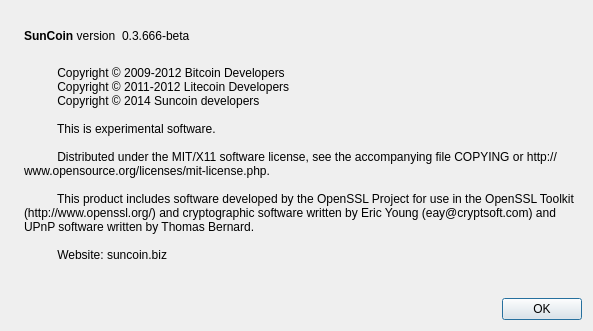
First picture: the form in src/qt/forms/aboutdialog.ui, repository Wisecoincore/suncoin, before the edit.
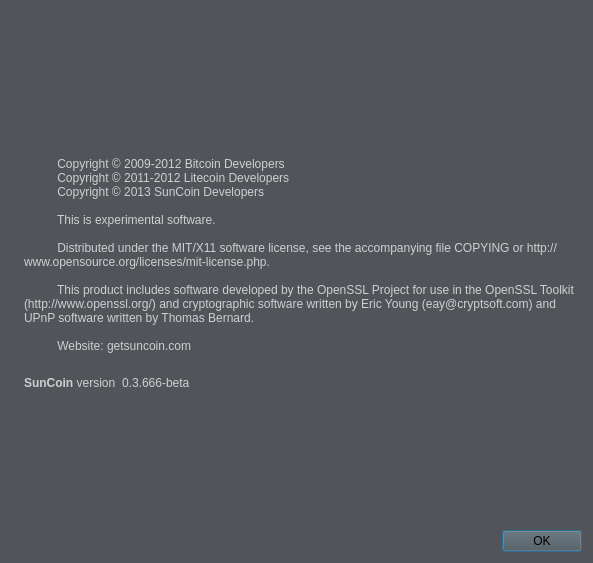
Second picture: the form after the edit. Icons and pictures are not drawn.

Diff of the .ui file:
```diff
--- a/src/qt/forms/aboutdialog.ui
+++ b/src/qt/forms/aboutdialog.ui
@@ -7,12 +7,18 @@
     <x>0</x>
     <y>0</y>
     <width>593</width>
-    <height>331</height>
+    <height>563</height>
    </rect>
   </property>
   <property name="windowTitle">
    <string>About SunCoin</string>
   </property>
+  <property name="styleSheet">
+   <string notr="true">QWidget {
+background: #515458;
+}
+</string>
+  </property>
   <layout class="QHBoxLayout" name="horizontalLayout_2">
    <item>
     <widget class="QLabel" name="label_4">
@@ -42,6 +48,37 @@
        </property>
       </spacer>
      </item>
+     <item>
+      <widget class="QLabel" name="label_2">
+       <property name="cursor">
+        <cursorShape>IBeamCursor</cursorShape>
+       </property>
+       <property name="styleSheet">
+        <string notr="true">color:#cecfd1;</string>
+       </property>
+       <property name="text">
+        <string>
+          Copyright © 2009-2012 Bitcoin Developers
+          Copyright © 2011-2012 Litecoin Developers
+          Copyright © 2013 SunCoin Developers
+
+          This is experimental software.
+
+          Distributed under the MIT/X11 software license, see the accompanying file COPYING or http://www.opensource.org/licenses/mit-license.php.
+
+          This product includes software developed by the OpenSSL Project for use in the OpenSSL Toolkit (http://www.openssl.org/) and cryptographic software written by Eric Young (eay@cryptsoft.com) and UPnP software written by Thomas Bernard.
+
+          Website: getsuncoin.com
+        </string>
+       </property>
+       <property name="wordWrap">
+        <bool>true</bool>
+       </property>
+       <property name="textInteractionFlags">
+        <set>Qt::LinksAccessibleByMouse|Qt::TextSelectableByKeyboard|Qt::TextSelectableByMouse</set>
+       </property>
+      </widget>
+     </item>
      <item>
       <layout class="QHBoxLayout" name="horizontalLayout">
        <item>
@@ -49,6 +86,9 @@
          <property name="cursor">
           <cursorShape>IBeamCursor</cursorShape>
          </property>
+         <property name="styleSheet">
+          <string notr="true">color:#cecfd1;</string>
+         </property>
          <property name="text">
           <string>&lt;b&gt;SunCoin&lt;/b&gt; version</string>
          </property>
@@ -62,6 +102,9 @@
          <property name="cursor">
           <cursorShape>IBeamCursor</cursorShape>
          </property>
+         <property name="styleSheet">
+          <string notr="true">color:#cecfd1;</string>
+         </property>
          <property name="text">
           <string notr="true">0.3.666-beta</string>
          </property>
@@ -88,34 +131,6 @@
        </item>
       </layout>
      </item>
-     <item>
-      <widget class="QLabel" name="label_2">
-       <property name="cursor">
-        <cursorShape>IBeamCursor</cursorShape>
-       </property>
-       <property name="text">
-        <string>
-          Copyright © 2009-2012 Bitcoin Developers
-          Copyright © 2011-2012 Litecoin Developers
-          Copyright © 2014 Suncoin developers
-
-          This is experimental software.
-
-          Distributed under the MIT/X11 software license, see the accompanying file COPYING or http://www.opensource.org/licenses/mit-license.php.
-
-          This product includes software developed by the OpenSSL Project for use in the OpenSSL Toolkit (http://www.openssl.org/) and cryptographic software written by Eric Young (eay@cryptsoft.com) and UPnP software written by Thomas Bernard.
-
-          Website: suncoin.biz
-        </string>
-       </property>
-       <property name="wordWrap">
-        <bool>true</bool>
-       </property>
-       <property name="textInteractionFlags">
-        <set>Qt::LinksAccessibleByMouse|Qt::TextSelectableByKeyboard|Qt::TextSelectableByMouse</set>
-       </property>
-      </widget>
-     </item>
      <item>
       <spacer name="verticalSpacer">
        <property name="orientation">
@@ -131,6 +146,13 @@
      </item>
      <item>
       <widget class="QDialogButtonBox" name="buttonBox">
+       <property name="font">
+        <font>
+         <family>Helvetica Neue</family>
+         <weight>50</weight>
+         <bold>false</bold>
+        </font>
+       </property>
        <property name="orientation">
         <enum>Qt::Horizontal</enum>
        </property>
```
